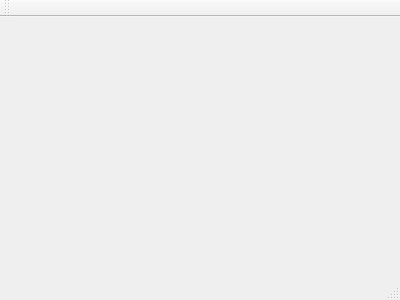
Before: the Qt Designer form MenuBars/mainwindow.ui in kirilproger/QtPractice, drawn with Qt 5.
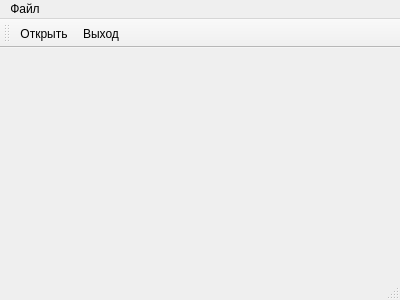
After: the same form once the commit is applied.

Patch:
```diff
--- a/MenuBars/mainwindow.ui
+++ b/MenuBars/mainwindow.ui
@@ -12,13 +12,48 @@
   <property name="windowTitle" >
    <string>MainWindow</string>
   </property>
-  <widget class="QMenuBar" name="menuBar" />
-  <widget class="QToolBar" name="mainToolBar" />
-  <widget class="QWidget" name="centralWidget" />
-  <widget class="QStatusBar" name="statusBar" />
+  <widget class="QWidget" name="centralWidget"/>
+  <widget class="QMenuBar" name="menuBar">
+   <property name="geometry">
+    <rect>
+     <x>0</x>
+     <y>0</y>
+     <width>400</width>
+     <height>21</height>
+    </rect>
+   </property>
+   <widget class="QMenu" name="menu">
+    <property name="title">
+     <string>Файл</string>
+    </property>
+    <addaction name="Open"/>
+    <addaction name="Quit"/>
+   </widget>
+   <addaction name="menu"/>
+  </widget>
+  <widget class="QToolBar" name="mainToolBar">
+   <attribute name="toolBarArea">
+    <enum>TopToolBarArea</enum>
+   </attribute>
+   <attribute name="toolBarBreak">
+    <bool>false</bool>
+   </attribute>
+   <addaction name="Open"/>
+   <addaction name="Quit"/>
+  </widget>
+  <widget class="QStatusBar" name="statusBar"/>
+  <action name="Open">
+   <property name="text">
+    <string>Открыть</string>
+   </property>
+  </action>
+  <action name="Quit">
+   <property name="text">
+    <string>Выход</string>
+   </property>
+  </action>
  </widget>
- <layoutDefault spacing="6" margin="11" />
- <pixmapfunction></pixmapfunction>
+ <layoutdefault spacing="6" margin="11"/>
  <resources/>
  <connections/>
 </ui>
```
Left out of the diff: 7 changed lines with no effect on the pictures.
